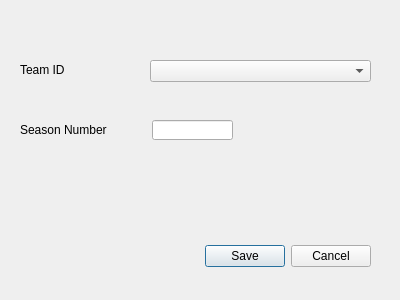
Before: the Qt Designer form UI/newseason.ui in ebzimny01/gd-recruit, drawn with Qt 5.
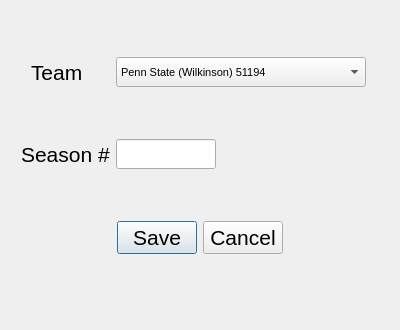
After: the same form once the commit is applied.

Commit message: UI dialogs with fixed sizes

What changed in the file:
```diff
--- a/UI/newseason.ui
+++ b/UI/newseason.ui
@@ -10,102 +10,217 @@
     <x>0</x>
     <y>0</y>
     <width>400</width>
-    <height>300</height>
+    <height>330</height>
    </rect>
   </property>
+  <property name="sizePolicy">
+   <sizepolicy hsizetype="Fixed" vsizetype="Fixed">
+    <horstretch>0</horstretch>
+    <verstretch>0</verstretch>
+   </sizepolicy>
+  </property>
+  <property name="minimumSize">
+   <size>
+    <width>400</width>
+    <height>330</height>
+   </size>
+  </property>
+  <property name="maximumSize">
+   <size>
+    <width>400</width>
+    <height>330</height>
+   </size>
+  </property>
   <property name="windowTitle">
    <string>New Season</string>
   </property>
-  <widget class="QDialogButtonBox" name="buttonBox">
-   <property name="enabled">
-    <bool>true</bool>
-   </property>
-   <property name="geometry">
-    <rect>
-     <x>30</x>
-     <y>240</y>
-     <width>341</width>
-     <height>32</height>
-    </rect>
-   </property>
-   <property name="font">
-    <font>
-     <family>Arial</family>
-    </font>
-   </property>
-   <property name="orientation">
-    <enum>Qt::Horizontal</enum>
-   </property>
-   <property name="standardButtons">
-    <set>QDialogButtonBox::Cancel|QDialogButtonBox::Save</set>
-   </property>
-  </widget>
-  <widget class="QLabel" name="labelTeamID">
-   <property name="geometry">
-    <rect>
-     <x>20</x>
-     <y>60</y>
-     <width>91</width>
-     <height>20</height>
-    </rect>
-   </property>
-   <property name="font">
-    <font>
-     <family>Arial</family>
-    </font>
-   </property>
-   <property name="text">
-    <string>Team ID</string>
-   </property>
-  </widget>
-  <widget class="QLabel" name="labelSeasonNumber">
-   <property name="geometry">
-    <rect>
-     <x>20</x>
-     <y>120</y>
-     <width>111</width>
-     <height>20</height>
-    </rect>
-   </property>
-   <property name="font">
-    <font>
-     <family>Arial</family>
-    </font>
-   </property>
-   <property name="text">
-    <string>Season Number</string>
-   </property>
-  </widget>
-  <widget class="QLineEdit" name="lineEditSeasonNumber">
-   <property name="geometry">
-    <rect>
-     <x>152</x>
-     <y>120</y>
-     <width>81</width>
-     <height>20</height>
-    </rect>
-   </property>
-   <property name="font">
-    <font>
-     <family>Arial</family>
-    </font>
-   </property>
-  </widget>
-  <widget class="QComboBox" name="comboBoxTeamID">
-   <property name="geometry">
-    <rect>
-     <x>150</x>
-     <y>60</y>
-     <width>221</width>
-     <height>22</height>
-    </rect>
-   </property>
-   <property name="font">
-    <font>
-     <family>Arial</family>
-    </font>
-   </property>
-  </widget>
+  <layout class="QFormLayout" name="formLayout">
+   <item row="3" column="0">
+    <widget class="QLabel" name="labelTeamID">
+     <property name="font">
+      <font>
+       <family>Arial</family>
+       <pointsize>16</pointsize>
+      </font>
+     </property>
+     <property name="text">
+      <string>Team</string>
+     </property>
+     <property name="margin">
+      <number>5</number>
+     </property>
+     <property name="indent">
+      <number>20</number>
+     </property>
+    </widget>
+   </item>
+   <item row="3" column="1">
+    <widget class="QComboBox" name="comboBoxTeamID">
+     <property name="sizePolicy">
+      <sizepolicy hsizetype="Fixed" vsizetype="Fixed">
+       <horstretch>0</horstretch>
+       <verstretch>0</verstretch>
+      </sizepolicy>
+     </property>
+     <property name="minimumSize">
+      <size>
+       <width>250</width>
+       <height>30</height>
+      </size>
+     </property>
+     <property name="maximumSize">
+      <size>
+       <width>250</width>
+       <height>30</height>
+      </size>
+     </property>
+     <property name="font">
+      <font>
+       <family>Arial</family>
+       <pointsize>8</pointsize>
+      </font>
+     </property>
+     <item>
+      <property name="text">
+       <string>Penn State (Wilkinson) 51194</string>
+      </property>
+     </item>
+    </widget>
+   </item>
+   <item row="5" column="0">
+    <widget class="QLabel" name="labelSeasonNumber">
+     <property name="font">
+      <font>
+       <family>Arial</family>
+       <pointsize>16</pointsize>
+      </font>
+     </property>
+     <property name="text">
+      <string>Season #</string>
+     </property>
+     <property name="margin">
+      <number>5</number>
+     </property>
+     <property name="indent">
+      <number>10</number>
+     </property>
+    </widget>
+   </item>
+   <item row="5" column="1">
+    <widget class="QLineEdit" name="lineEditSeasonNumber">
+     <property name="sizePolicy">
+      <sizepolicy hsizetype="Fixed" vsizetype="Fixed">
+       <horstretch>0</horstretch>
+       <verstretch>0</verstretch>
+      </sizepolicy>
+     </property>
+     <property name="minimumSize">
+      <size>
+       <width>100</width>
+       <height>30</height>
+      </size>
+     </property>
+     <property name="maximumSize">
+      <size>
+       <width>100</width>
+       <height>30</height>
+      </size>
+     </property>
+     <property name="font">
+      <font>
+       <family>Arial</family>
+       <pointsize>16</pointsize>
+      </font>
+     </property>
+    </widget>
+   </item>
+   <item row="7" column="0" colspan="2">
+    <widget class="QDialogButtonBox" name="buttonBox">
+     <property name="enabled">
+      <bool>true</bool>
+     </property>
+     <property name="font">
+      <font>
+       <family>Arial</family>
+       <pointsize>16</pointsize>
+      </font>
+     </property>
+     <property name="orientation">
+      <enum>Qt::Horizontal</enum>
+     </property>
+     <property name="standardButtons">
+      <set>QDialogButtonBox::Cancel|QDialogButtonBox::Save</set>
+     </property>
+     <property name="centerButtons">
+      <bool>true</bool>
+     </property>
+    </widget>
+   </item>
+   <item row="4" column="0">
+    <spacer name="verticalSpacer">
+     <property name="orientation">
+      <enum>Qt::Vertical</enum>
+     </property>
+     <property name="sizeType">
+      <enum>QSizePolicy::Fixed</enum>
+     </property>
+     <property name="sizeHint" stdset="0">
+      <size>
+       <width>20</width>
+       <height>40</height>
+      </size>
+     </property>
+    </spacer>
+   </item>
+   <item row="6" column="0">
+    <spacer name="verticalSpacer_2">
+     <property name="orientation">
+      <enum>Qt::Vertical</enum>
+     </property>
+     <property name="sizeType">
+      <enum>QSizePolicy::Fixed</enum>
+     </property>
+     <property name="sizeHint" stdset="0">
+      <size>
+       <width>20</width>
+       <height>40</height>
+      </size>
+     </property>
+    </spacer>
+   </item>
+   <item row="0" column="1">
+    <spacer name="verticalSpacer_3">
+     <property name="orientation">
+      <enum>Qt::Vertical</enum>
+     </property>
+     <property name="sizeType">
+      <enum>QSizePolicy::Fixed</enum>
+     </property>
+     <property name="sizeHint" stdset="0">
+      <size>
+       <width>20</width>
+       <height>40</height>
+      </size>
+     </property>
+    </spacer>
+   </item>
+   <item row="8" column="0">
+    <spacer name="verticalSpacer_4">
+     <property name="orientation">
+      <enum>Qt::Vertical</enum>
+     </property>
+     <property name="sizeType">
+      <enum>QSizePolicy::Fixed</enum>
+     </property>
+     <property name="sizeHint" stdset="0">
+      <size>
+       <width>20</width>
+       <height>40</height>
+      </size>
+     </property>
+    </spacer>
+   </item>
+  </layout>
  </widget>
  <tabstops>
   <tabstop>comboBoxTeamID</tabstop>
```
The commit also changes 2 other files.
